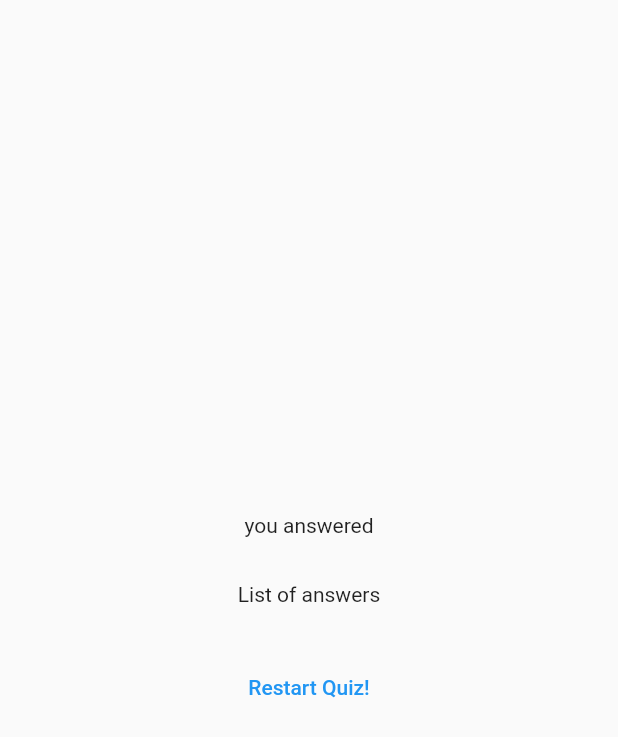
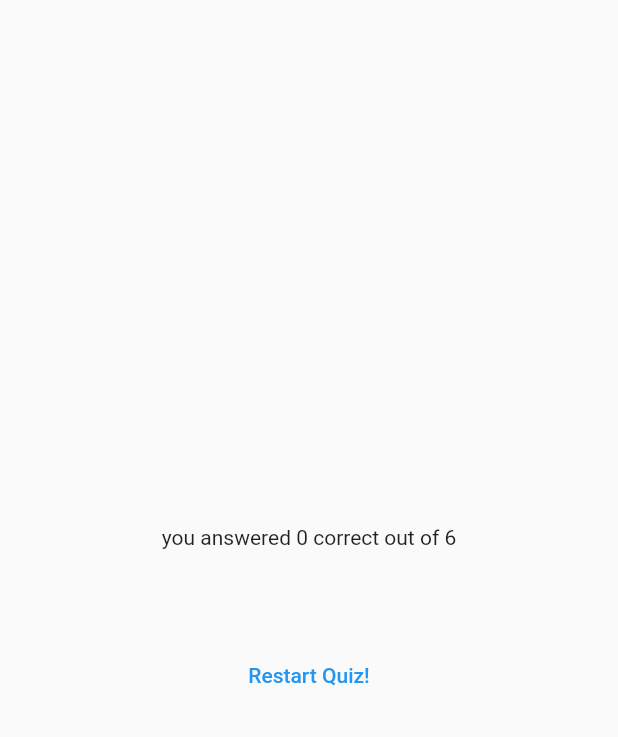
Before and after one commit to Vijay-Maramreddy/quiz_app, a Flutter app: the ResultsScreen widget shown alone on an empty page, opened directly with empty values, on a phone screen of 412 x 824 dp. Shown: the top 737 px of the screen. Run offline on Flutter 3.47's test engine with Material 2 defaults, Android fonts, the phone set to English and light mode, and no system bars; our stand-ins replace google_fonts.

Commit message:
result screen except start again

```diff
--- a/lib/quiz.dart
+++ b/lib/quiz.dart
@@ -27,7 +27,7 @@ class _QuizState extends State<Quiz>{
     if(selectedAnswers.length==questions.length)
       {
         setState(() {
-          selectedAnswers=[];
+
           activeScreen='results-Screen';
         });
       }
--- a/lib/results_screen.dart
+++ b/lib/results_screen.dart
@@ -1,5 +1,6 @@
 import 'package:flutter/material.dart';
 import 'package:quiz_app/data/questions.dart';
+import 'package:quiz_app/questions_summary.dart';
 
 class ResultsScreen extends StatelessWidget{
   const ResultsScreen({super.key,required this.chosenAnswers});
@@ -23,6 +24,9 @@ class ResultsScreen extends StatelessWidget{
 
   @override
   Widget build(BuildContext context){
+    final summaryData = getSummaryData();
+    final numTotalQuestions=questions.length;
+    final numCorrectQuestions=summaryData.where((data) =>data['user_answer']==data['correct_answer'] ).length;
     return SizedBox(
       width:double.infinity,
       child:Container(
@@ -30,11 +34,11 @@ class ResultsScreen extends StatelessWidget{
         child:Column(
           mainAxisAlignment: MainAxisAlignment.center,
           children: [
-            const Text('you answered'),
+            Text('you answered $numCorrectQuestions correct out of $numTotalQuestions',),
             const SizedBox(height: 30,),
-            const Text('List of answers'),
+            QuestionsSummary(summaryData),
             const SizedBox(height: 30,),
-            TextButton(onPressed: (){}, child: Text('Restart Quiz!'),
+            TextButton(onPressed: (){}, child:const Text('Restart Quiz!'),
             )
           ],
         )
```
Also changed, not shown: lib/questions_summary.dart (added, +28 -0 lines).
